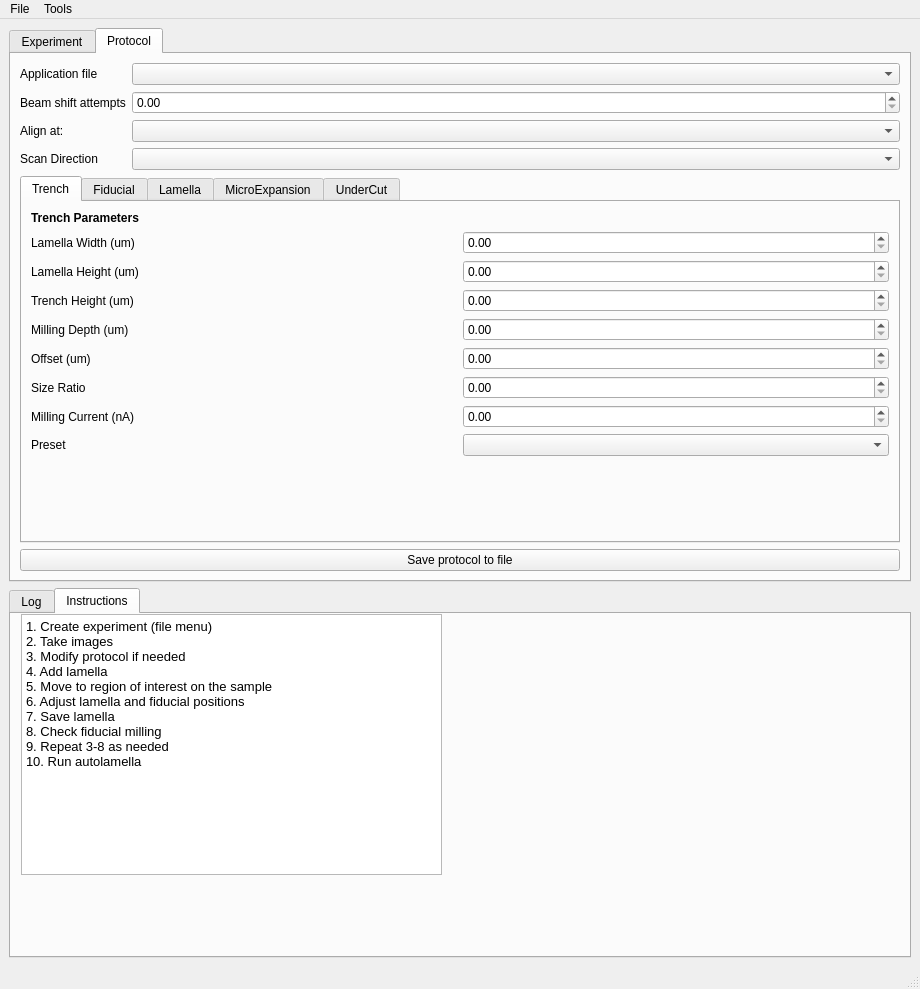
Qt form autolamella/ui/UI.ui (DeMarcoLab/autolamella) before a commit.
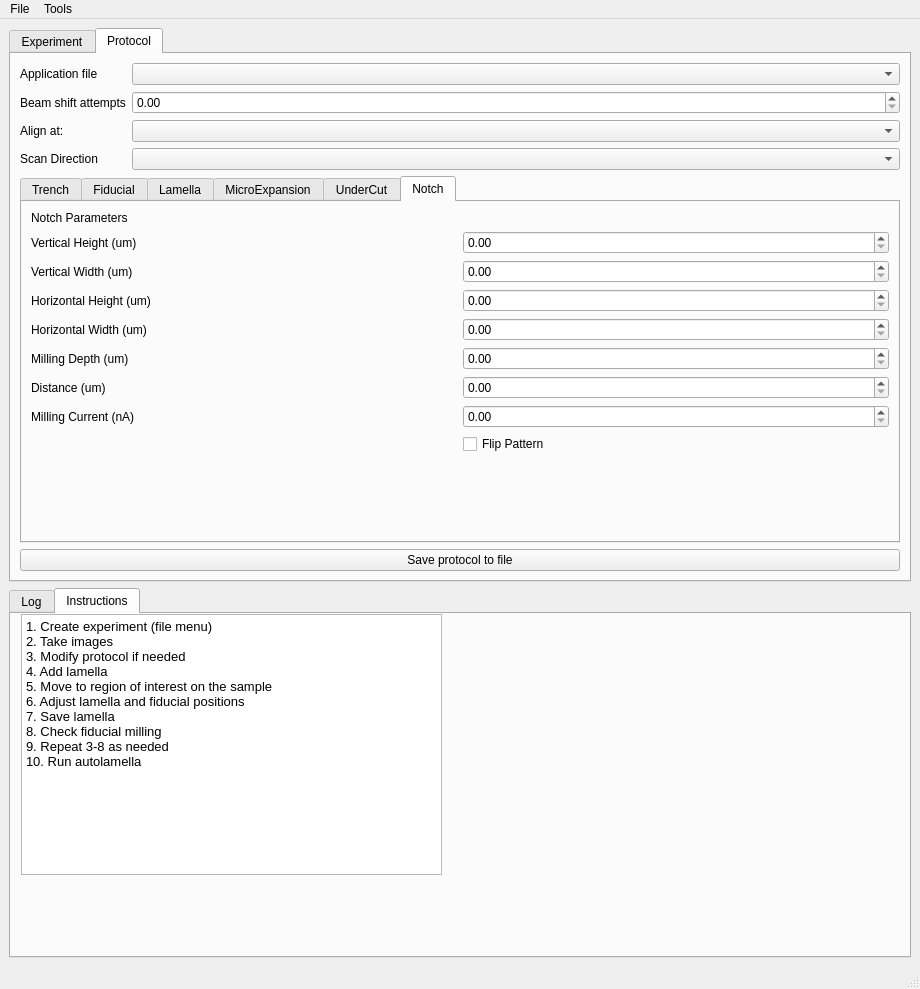
The same form after that commit. The open tabs and pages were chosen to show the change.

Diff of the .ui file:
```diff
--- a/autolamella/ui/UI.ui
+++ b/autolamella/ui/UI.ui
@@ -410,7 +410,7 @@
            <enum>QTabWidget::Rounded</enum>
           </property>
           <property name="currentIndex">
-           <number>0</number>
+           <number>5</number>
           </property>
           <widget class="QWidget" name="tab_8">
            <attribute name="title">
@@ -912,6 +912,110 @@
             <string>UnderCut</string>
            </attribute>
           </widget>
+          <widget class="QWidget" name="tab_10">
+           <attribute name="title">
+            <string>Notch</string>
+           </attribute>
+           <layout class="QGridLayout" name="gridLayout_6">
+            <item row="0" column="0" colspan="2">
+             <widget class="QLabel" name="label_2">
+              <property name="text">
+               <string>Notch Parameters</string>
+              </property>
+             </widget>
+            </item>
+            <item row="2" column="0">
+             <widget class="QLabel" name="label_7">
+              <property name="text">
+               <string>Vertical Width (um)</string>
+              </property>
+             </widget>
+            </item>
+            <item row="2" column="1">
+             <widget class="QDoubleSpinBox" name="doubleSpinBox_notch_vwidth"/>
+            </item>
+            <item row="6" column="0">
+             <widget class="QLabel" name="label_13">
+              <property name="text">
+               <string>Distance (um)</string>
+              </property>
+             </widget>
+            </item>
+            <item row="7" column="0">
+             <widget class="QLabel" name="label_14">
+              <property name="text">
+               <string>Milling Current (nA)</string>
+              </property>
+             </widget>
+            </item>
+            <item row="3" column="0">
+             <widget class="QLabel" name="label_8">
+              <property name="text">
+               <string>Horizontal Height (um)</string>
+              </property>
+             </widget>
+            </item>
+            <item row="5" column="0">
+             <widget class="QLabel" name="label_12">
+              <property name="text">
+               <string>Milling Depth (um)</string>
+              </property>
+             </widget>
+            </item>
+            <item row="1" column="1">
+             <widget class="QDoubleSpinBox" name="doubleSpinBox_notch_vheight"/>
+            </item>
+            <item row="1" column="0">
+             <widget class="QLabel" name="label_4">
+              <property name="text">
+               <string>Vertical Height (um)</string>
+              </property>
+             </widget>
+            </item>
+            <item row="3" column="1">
+             <widget class="QDoubleSpinBox" name="doubleSpinBox_notch_hheight"/>
+            </item>
+            <item row="6" column="1">
+             <widget class="QDoubleSpinBox" name="doubleSpinBox_notch_distance"/>
+            </item>
+            <item row="7" column="1">
+             <widget class="QDoubleSpinBox" name="doubleSpinBox_notch_milling_current"/>
+            </item>
+            <item row="4" column="0">
+             <widget class="QLabel" name="label_11">
+              <property name="text">
+               <string>Horizontal Width (um)</string>
+              </property>
+             </widget>
+            </item>
+            <item row="5" column="1">
+             <widget class="QDoubleSpinBox" name="doubleSpinBox_notch_depth"/>
+            </item>
+            <item row="8" column="1">
+             <widget class="QCheckBox" name="checkBox_notch_flip">
+              <property name="text">
+               <string>Flip Pattern</string>
+              </property>
+             </widget>
+            </item>
+            <item row="4" column="1">
+             <widget class="QDoubleSpinBox" name="doubleSpinBox_notch_hwidth"/>
+            </item>
+            <item row="9" column="0" colspan="2">
+             <spacer name="verticalSpacer_6">
+              <property name="orientation">
+               <enum>Qt::Vertical</enum>
+              </property>
+              <property name="sizeHint" stdset="0">
+               <size>
+                <width>20</width>
+                <height>40</height>
+               </size>
+              </property>
+             </spacer>
+            </item>
+           </layout>
+          </widget>
          </widget>
         </item>
         <item row="24" column="0" colspan="2">
```
Left out of the diff: 37 changed lines with no effect on the pictures.
